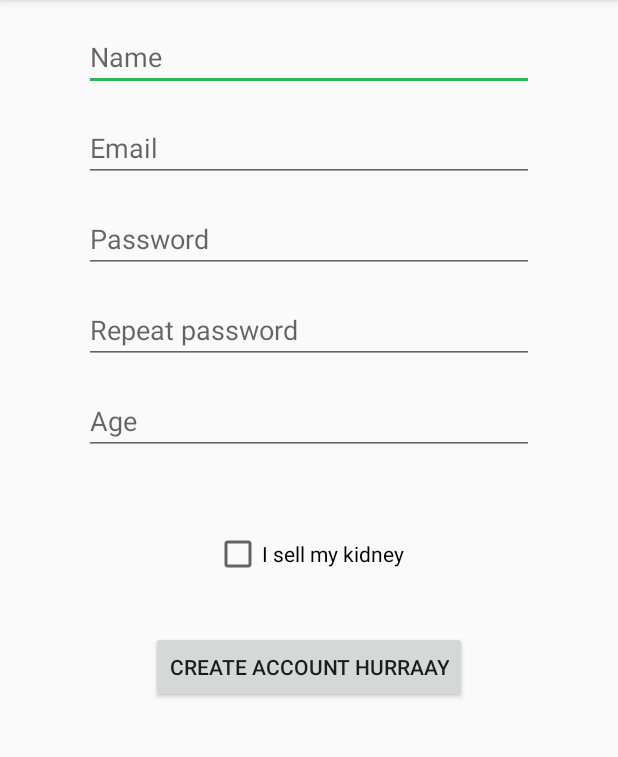
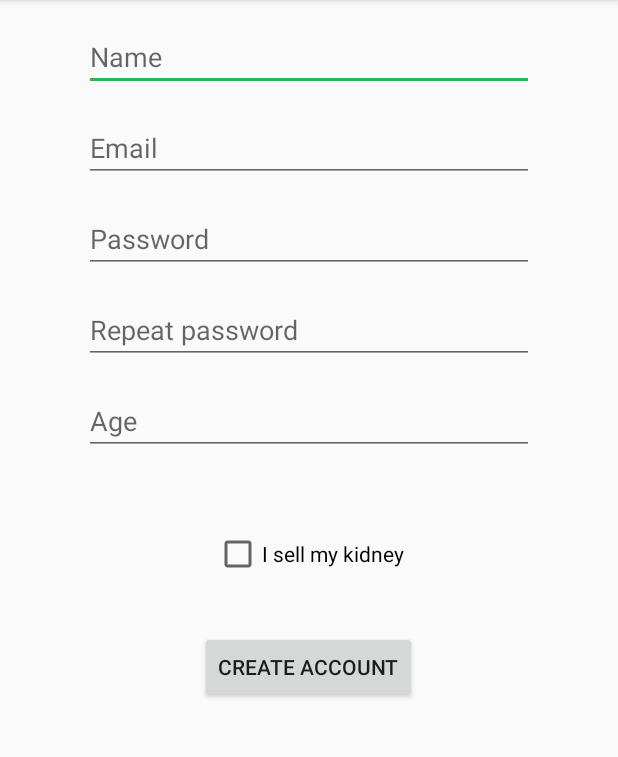
Before and after one commit to zafodB/MergedApp, an Android app: the CreateAccountActivity screen opened directly, with no data from a screen before it, on a phone screen of 412 x 824 dp, the part 84-841 px from its top. Run offline under Robolectric (Android 15) with nearby library versions, the phone set to English and light mode, and no system bars; libraries missing offline, so code that uses them is left out: com.firebase.client; 1 statement that could not run was skipped.

Commit message:
hurraayy  removed

```diff
--- a/app/src/main/res/values/strings.xml
+++ b/app/src/main/res/values/strings.xml
@@ -4,7 +4,7 @@
     <string name="action_settings">Settings</string>
     <string name="title_activity_main2">Main2Activity</string>
     <string name="theButtonText">Sign-up</string>
-    <string name="addTaskButtonText">Create Account HURRAAY</string>
+    <string name="addTaskButtonText">Create Account</string>
     <string name="title_activity_task_details">taskDetails</string>
     <string name="signInButtonText">Sign in</string>
     <string name="signUpButtonText">Create Accoount</string>
```
